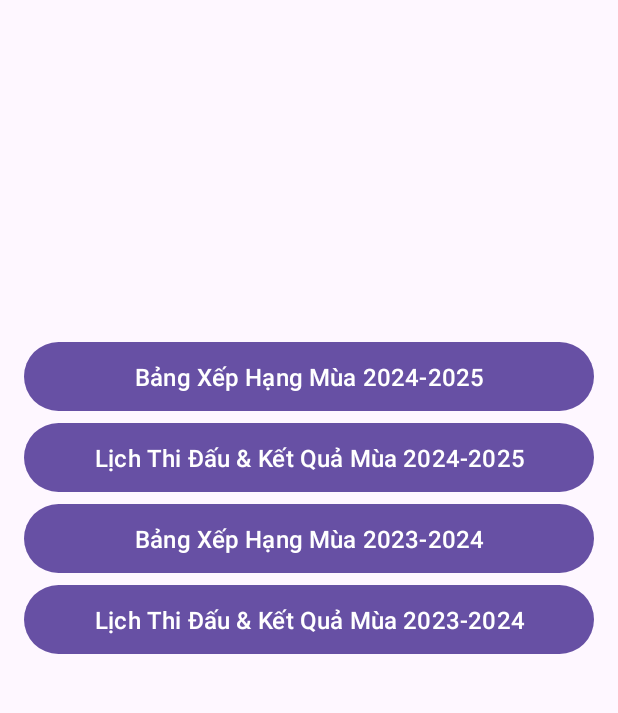
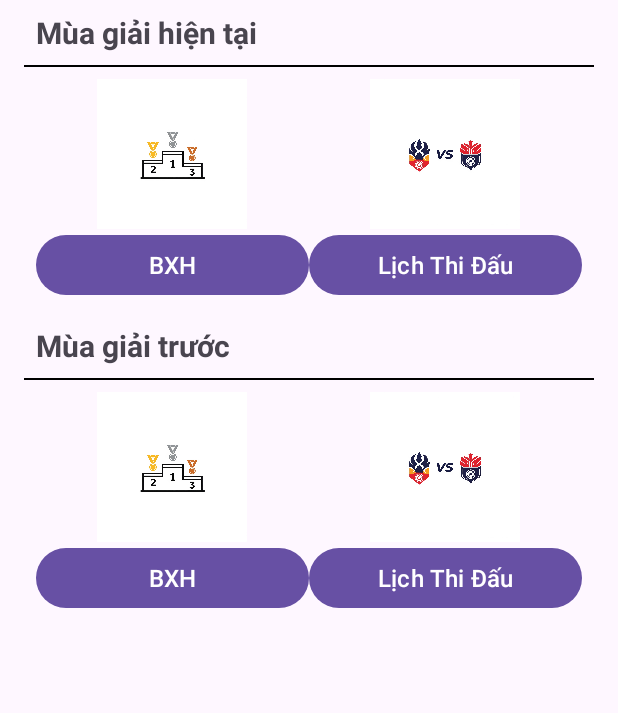
Before and after one commit to bstHoang/PRM392, an Android app: the screen it shows after launch (HomeActivity), on a phone screen of 412 x 824 dp, the part 217-930 px from its top. Run offline under Robolectric (Android 15) with nearby library versions, the phone set to English and light mode, and no system bars.

Commit message:
update giao dien home cho project

```diff
--- a/EPLInfo/app/src/main/java/vn/edu/fpt/eplinfo/HomeActivity.java
+++ b/EPLInfo/app/src/main/java/vn/edu/fpt/eplinfo/HomeActivity.java
@@ -23,10 +23,10 @@ public class HomeActivity extends AppCompatActivity {
         Button btnMatchesPrevious = findViewById(R.id.btnMatchesPrevious);
 
         // Cập nhật văn bản nút với mùa giải động
-        btnStandingsCurrent.setText("Bảng Xếp Hạng Mùa " + SeasonUtil.getSeasonDisplay(currentSeason));
-        btnMatchesCurrent.setText("Lịch Thi Đấu & Kết Quả Mùa " + SeasonUtil.getSeasonDisplay(currentSeason));
-        btnStandingsPrevious.setText("Bảng Xếp Hạng Mùa " + SeasonUtil.getSeasonDisplay(previousSeason));
-        btnMatchesPrevious.setText("Lịch Thi Đấu & Kết Quả Mùa " + SeasonUtil.getSeasonDisplay(previousSeason));
+        btnStandingsCurrent.setText("BXH");
+        btnMatchesCurrent.setText("Lịch Thi Đấu");
+        btnStandingsPrevious.setText("BXH");
+        btnMatchesPrevious.setText("Lịch Thi Đấu");
 
         // Bảng xếp hạng mùa hiện tại
         btnStandingsCurrent.setOnClickListener(v -> {
--- a/EPLInfo/app/src/main/res/layout/activity_home.xml
+++ b/EPLInfo/app/src/main/res/layout/activity_home.xml
@@ -6,6 +6,7 @@
     android:layout_height="match_parent"
     android:padding="16dp">
 
+    <!-- Tiêu đề EPL Info -->
     <TextView
         android:id="@+id/tvAppTitle"
         android:layout_width="wrap_content"
@@ -18,53 +19,168 @@
         app:layout_constraintStart_toStartOf="parent"
         app:layout_constraintEnd_toEndOf="parent" />
 
+    <!-- Mùa giải hiện tại -->
+    <TextView
+        android:id="@+id/tvCurrentSeason"
+        android:layout_width="wrap_content"
+        android:layout_height="wrap_content"
+        android:text="Mùa giải hiện tại"
+        android:textSize="20sp"
+        android:textStyle="bold"
+        android:padding="8dp"
+        app:layout_constraintTop_toBottomOf="@id/tvAppTitle"
+        app:layout_constraintStart_toStartOf="parent" />
+
+    <!-- Dòng kẻ ngang dưới Mùa giải hiện tại -->
+    <View
+        android:id="@+id/currentSeasonDivider"
+        android:layout_width="0dp"
+        android:layout_height="1dp"
+        android:background="#000000"
+        app:layout_constraintTop_toBottomOf="@id/tvCurrentSeason"
+        app:layout_constraintStart_toStartOf="parent"
+        app:layout_constraintEnd_toEndOf="parent" />
+
+    <!-- Hình ảnh và nút cho mùa hiện tại -->
+    <LinearLayout
+        android:id="@+id/currentSeasonLayout"
+        android:layout_width="0dp"
+        android:layout_height="wrap_content"
+        android:orientation="horizontal"
+        android:padding="8dp"
+        app:layout_constraintTop_toBottomOf="@id/currentSeasonDivider"
+        app:layout_constraintStart_toStartOf="parent"
+        app:layout_constraintEnd_toEndOf="parent">
+
+        <!-- Cột BXH -->
+        <LinearLayout
+            android:layout_width="0dp"
+            android:layout_weight="1"
+            android:layout_height="wrap_content"
+            android:orientation="vertical"
+            android:gravity="center">
+
+            <ImageView
+                android:id="@+id/ivStandingsCurrent"
+                android:layout_width="100dp"
+                android:layout_height="100dp"
+                android:src="@drawable/pic1"
+                android:contentDescription="Bảng xếp hạng mùa hiện tại" />
+
             <Button
                 android:id="@+id/btnStandingsCurrent"
+                android:layout_width="match_parent"
+                android:layout_height="wrap_content"
+                android:text="BXH"
+                android:padding="8dp"
+                android:textSize="16sp" />
+        </LinearLayout>
+
+        <!-- Cột Trận đấu -->
+        <LinearLayout
             android:layout_width="0dp"
+            android:layout_weight="1"
             android:layout_height="wrap_content"
-        android:text="Bảng Xếp Hạng Mùa Hiện Tại"
-        android:padding="12dp"
-        android:textSize="16sp"
-        app:layout_constraintTop_toBottomOf="@id/tvAppTitle"
-        app:layout_constraintStart_toStartOf="parent"
-        app:layout_constraintEnd_toEndOf="parent"
-        app:layout_constraintBottom_toTopOf="@id/btnMatchesCurrent"
-        app:layout_constraintVertical_chainStyle="packed" />
+            android:orientation="vertical"
+            android:gravity="center">
+
+            <ImageView
+                android:id="@+id/ivMatchesCurrent"
+                android:layout_width="100dp"
+                android:layout_height="100dp"
+                android:src="@drawable/pic2"
+                android:contentDescription="Trận đấu mùa hiện tại" />
 
             <Button
                 android:id="@+id/btnMatchesCurrent"
+                android:layout_width="match_parent"
+                android:layout_height="wrap_content"
+                android:text="Trận đấu"
+                android:padding="8dp"
+                android:textSize="16sp" />
+        </LinearLayout>
+    </LinearLayout>
+
+    <!-- Mùa giải trước -->
+    <TextView
+        android:id="@+id/tvPreviousSeason"
+        android:layout_width="wrap_content"
+        android:layout_height="wrap_content"
+        android:text="Mùa giải trước"
+        android:textSize="20sp"
+        android:textStyle="bold"
+        android:padding="8dp"
+        app:layout_constraintTop_toBottomOf="@id/currentSeasonLayout"
+        app:layout_constraintStart_toStartOf="parent" />
+
+    <!-- Dòng kẻ ngang dưới Mùa giải trước -->
+    <View
+        android:id="@+id/previousSeasonDivider"
+        android:layout_width="0dp"
+        android:layout_height="1dp"
+        android:background="#000000"
+        app:layout_constraintTop_toBottomOf="@id/tvPreviousSeason"
+        app:layout_constraintStart_toStartOf="parent"
+        app:layout_constraintEnd_toEndOf="parent" />
+
+    <!-- Hình ảnh và nút cho mùa trước -->
+    <LinearLayout
+        android:id="@+id/previousSeasonLayout"
         android:layout_width="0dp"
         android:layout_height="wrap_content"
-        android:text="Lịch Thi Đấu và Kết Quả Mùa Hiện Tại"
-        android:padding="12dp"
-        android:textSize="16sp"
-        app:layout_constraintTop_toBottomOf="@id/btnStandingsCurrent"
+        android:orientation="horizontal"
+        android:padding="8dp"
+        app:layout_constraintTop_toBottomOf="@id/previousSeasonDivider"
         app:layout_constraintStart_toStartOf="parent"
-        app:layout_constraintEnd_toEndOf="parent"
-        app:layout_constraintBottom_toTopOf="@id/btnStandingsPrevious" />
+        app:layout_constraintEnd_toEndOf="parent">
+
+        <!-- Cột BXH -->
+        <LinearLayout
+            android:layout_width="0dp"
+            android:layout_weight="1"
+            android:layout_height="wrap_content"
+            android:orientation="vertical"
+            android:gravity="center">
+
+            <ImageView
+                android:id="@+id/ivStandingsPrevious"
+                android:layout_width="100dp"
+                android:layout_height="100dp"
+                android:src="@drawable/pic1"
+                android:contentDescription="Bảng xếp hạng mùa trước" />
 
             <Button
                 android:id="@+id/btnStandingsPrevious"
+                android:layout_width="match_parent"
+                android:layout_height="wrap_content"
+                android:text="BXH"
+                android:padding="8dp"
+                android:textSize="16sp" />
+        </LinearLayout>
+
+        <!-- Cột Trận đấu -->
+        <LinearLayout
             android:layout_width="0dp"
+            android:layout_weight="1"
             android:layout_height="wrap_content"
-        android:text="Bảng Xếp Hạng Mùa Trước"
-        android:padding="12dp"
-        android:textSize="16sp"
-        app:layout_constraintTop_toBottomOf="@id/btnMatchesCurrent"
-        app:layout_constraintStart_toStartOf="parent"
-        app:layout_constraintEnd_toEndOf="parent"
-        app:layout_constraintBottom_toTopOf="@id/btnMatchesPrevious" />
+            android:orientation="vertical"
+            android:gravity="center">
+
+            <ImageView
+                android:id="@+id/ivMatchesPrevious"
+                android:layout_width="100dp"
+                android:layout_height="100dp"
+                android:src="@drawable/pic2"
+                android:contentDescription="Trận đấu mùa trước" />
 
             <Button
                 android:id="@+id/btnMatchesPrevious"
-        android:layout_width="0dp"
+                android:layout_width="match_parent"
                 android:layout_height="wrap_content"
-        android:text="Lịch Thi Đấu và Kết Quả Mùa Trước"
-        android:padding="12dp"
-        android:textSize="16sp"
-        app:layout_constraintTop_toBottomOf="@id/btnStandingsPrevious"
-        app:layout_constraintStart_toStartOf="parent"
-        app:layout_constraintEnd_toEndOf="parent"
-        app:layout_constraintBottom_toBottomOf="parent" />
+                android:text="Trận đấu"
+                android:padding="8dp"
+                android:textSize="16sp" />
+        </LinearLayout>
+    </LinearLayout>
 
 </androidx.constraintlayout.widget.ConstraintLayout>
```
Also changed, not shown: EPLInfo/app/src/main/res/drawable/pic1.png (added), EPLInfo/app/src/main/res/drawable/pic2.png (added). Lines whose indentation alone changed are shown as unchanged.
